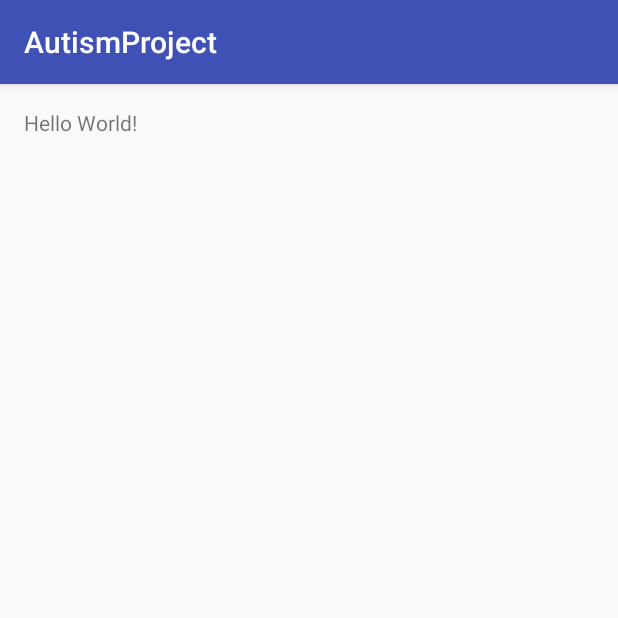
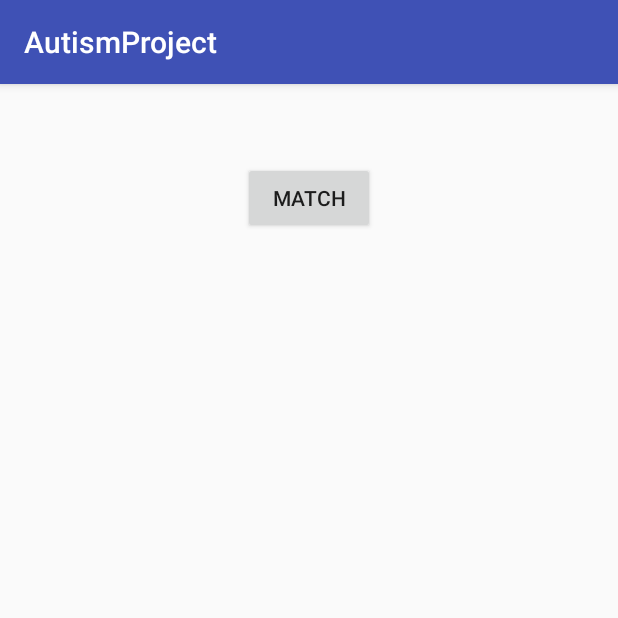
Before and after one commit to mustang-developer/Autism, an Android app: the screen it shows after launch (MainActivity), on a phone screen of 412 x 824 dp, the top half of it. Run offline under Robolectric (Android 15) with nearby library versions, the phone set to English and light mode, and no system bars.

Commit message:
basics for match

```diff
--- a/app/build.gradle
+++ b/app/build.gradle
@@ -2,7 +2,7 @@ apply plugin: 'com.android.application'
 
 android {
     compileSdkVersion 23
-    buildToolsVersion '23.0.3'
+    buildToolsVersion '25.0.0'
 
     defaultConfig {
         applicationId "com.example.autismproject.autismproject"
@@ -21,6 +21,8 @@ android {
 
 dependencies {
     compile fileTree(dir: 'libs', include: ['*.jar'])
+    compile 'com.android.support:appcompat-v7:23.3.0'
+    compile 'com.android.support.constraint:constraint-layout:1.0.2'
+    compile 'com.android.support:design:23.4.0'
     testCompile 'junit:junit:4.12'
-    compile 'com.android.support:appcompat-v7:23.3.0'
 }
--- a/app/src/main/AndroidManifest.xml
+++ b/app/src/main/AndroidManifest.xml
@@ -15,6 +15,7 @@
                 <category android:name="android.intent.category.LAUNCHER" />
             </intent-filter>
         </activity>
+        <activity android:name=".Match"></activity>
     </application>
 
 </manifest>
--- a/app/src/main/java/com/example/autismproject/autismproject/MainActivity.java
+++ b/app/src/main/java/com/example/autismproject/autismproject/MainActivity.java
@@ -1,13 +1,32 @@
 package com.example.autismproject.autismproject;
 
+import android.content.DialogInterface;
+import android.content.Intent;
 import android.support.v7.app.AppCompatActivity;
 import android.os.Bundle;
+import android.view.View;
+import android.widget.Button;
 
-public class MainActivity extends AppCompatActivity {
+public class MainActivity extends AppCompatActivity implements View.OnClickListener{
+
+    Button matchBtn;
 
     @Override
     protected void onCreate(Bundle savedInstanceState) {
         super.onCreate(savedInstanceState);
         setContentView(R.layout.activity_main);
+
+        matchBtn = (Button) findViewById(R.id.matchBtn);
+        matchBtn.setOnClickListener(this);
+
+    }
+
+    @Override
+    public void onClick(View v){
+        if(v==matchBtn){
+            Intent intentMain = new Intent(this ,
+                    Match.class);
+            this.startActivity(intentMain);
+        }
     }
 }
--- a/app/src/main/res/layout/activity_main.xml
+++ b/app/src/main/res/layout/activity_main.xml
@@ -9,8 +9,14 @@
     android:paddingTop="@dimen/activity_vertical_margin"
     tools:context="com.example.autismproject.autismproject.MainActivity">
 
-    <TextView
+    <Button
+        android:id="@+id/matchBtn"
         android:layout_width="wrap_content"
         android:layout_height="wrap_content"
-        android:text="Hello World!" />
+        android:text="@string/match_name"
+        android:layout_alignParentTop="true"
+        android:layout_centerHorizontal="true"
+        android:layout_marginTop="36dp" />
+
+
 </RelativeLayout>
--- a/app/src/main/res/values/dimens.xml
+++ b/app/src/main/res/values/dimens.xml
@@ -2,4 +2,5 @@
     <!-- Default screen margins, per the Android Design guidelines. -->
     <dimen name="activity_horizontal_margin">16dp</dimen>
     <dimen name="activity_vertical_margin">16dp</dimen>
+    <dimen name="fab_margin">16dp</dimen>
 </resources>
--- a/app/src/main/res/values/strings.xml
+++ b/app/src/main/res/values/strings.xml
@@ -1,3 +1,5 @@
 <resources>
     <string name="app_name">AutismProject</string>
+    <string name="match_name">Match</string>
+    <string name="title_activity_match">Match</string>
 </resources>
--- a/build.gradle
+++ b/build.gradle
@@ -5,7 +5,7 @@ buildscript {
         jcenter()
     }
     dependencies {
-        classpath 'com.android.tools.build:gradle:2.1.2'
+        classpath 'com.android.tools.build:gradle:2.3.2'
 
         // NOTE: Do not place your application dependencies here; they belong
         // in the individual module build.gradle files
```
Also changed, not shown: app/src/main/java/com/example/autismproject/autismproject/Match.java (added, +107 -0 lines), app/src/main/res/layout/activity_match.xml (added, +16 -0 lines), app/src/main/res/values/styles.xml (+9 -0 lines), app/src/main/res/drawable/clap.png (added), app/src/main/res/drawable/fish1.gif (added), app/src/main/res/drawable/fish2.gif (added), app/src/main/res/drawable/fish3.gif (added), app/src/main/res/drawable/fish4.gif (added), gradle/wrapper/gradle-wrapper.properties.
